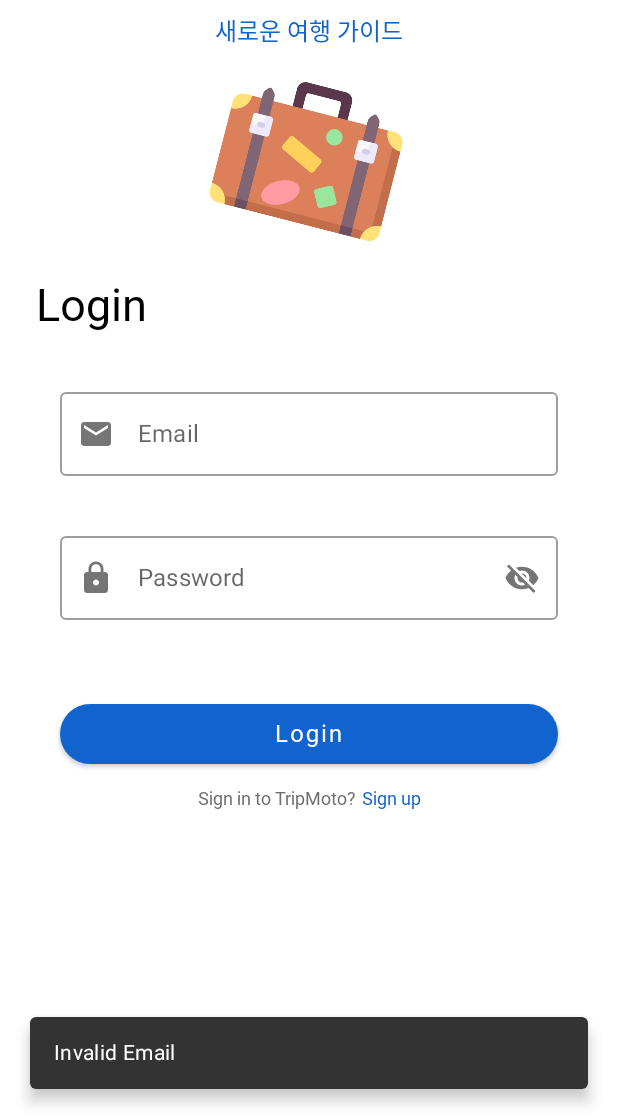
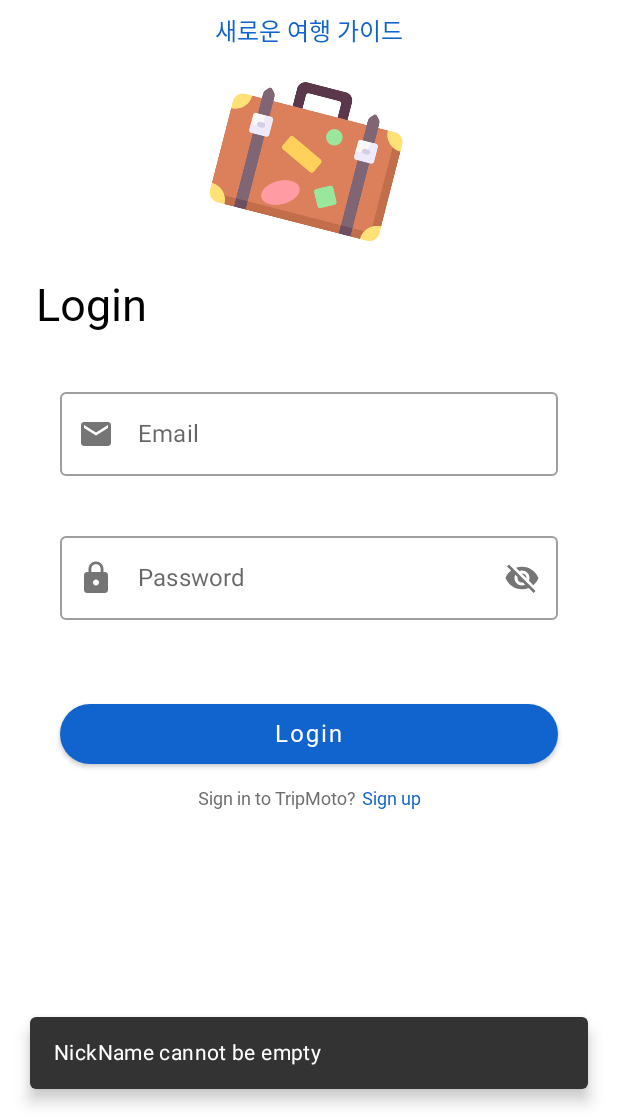
Before and after one commit to insu1213/TripMoto_Compose, an Android app built with Jetpack Compose: the LoginScreen screen opened through its navigation route, on a phone screen of 412 x 824 dp, the part 117-1236 px from its top. Run offline under Robolectric (Android 15) with nearby library versions, the phone set to English and light mode, and no system bars; our stand-ins replace Compose Multiplatform resources, Dagger/Hilt's generated code, Firebase (no records; nobody signed in at launch, a user with empty details on screens opened directly); Roboto replaces fonts that are not available here; 3 statements that could not run were skipped.

Commit message:
feat: update login session

```diff
--- a/app/src/main/java/com/insu/tripmoto_compose/common/snackbar/SnackbarMessage.kt
+++ b/app/src/main/java/com/insu/tripmoto_compose/common/snackbar/SnackbarMessage.kt
@@ -19,7 +19,7 @@ sealed class SnackbarMessage {
         fun Throwable.toSnackbarMessage(): SnackbarMessage {
             val message = this.message.orEmpty()
             return if (message.isNotBlank()) StringSnackbar(message)
-            else StringSnackbar("에러가 발생하였습니다. 로그를 확인하세요.")
+            else StringSnackbar("에러가 발생하였습니다. $message")
         }
     }
 }
--- a/app/src/main/java/com/insu/tripmoto_compose/model/UserInfo.kt
+++ b/app/src/main/java/com/insu/tripmoto_compose/model/UserInfo.kt
@@ -1,6 +1,9 @@
 package com.insu.tripmoto_compose.model
 
+import com.google.firebase.firestore.DocumentId
+
 data class UserInfo(
+    @DocumentId val id: String = "",
     val nickName: String = "",
     val email: String = "",
 )
--- a/app/src/main/java/com/insu/tripmoto_compose/model/service/AccountService.kt
+++ b/app/src/main/java/com/insu/tripmoto_compose/model/service/AccountService.kt
@@ -12,7 +12,7 @@ interface AccountService {
     suspend fun authenticate(email: String, password: String)
     suspend fun sendRecoveryEmail(email: String)
     //suspend fun createAnonymousAccount()
-    suspend fun linkAccount(email: String, password: String)
+    suspend fun linkAccount(email: String, password: String, onSuccess: () -> Unit)
     suspend fun deleteAccount()
     suspend fun signOut()
 }
--- a/app/src/main/java/com/insu/tripmoto_compose/model/service/impl/AccountServiceImpl.kt
+++ b/app/src/main/java/com/insu/tripmoto_compose/model/service/impl/AccountServiceImpl.kt
@@ -43,10 +43,12 @@ class AccountServiceImpl @Inject constructor(private val auth: FirebaseAuth
 //        auth.signInAnonymously().await()
 //    }
 
-    override suspend fun linkAccount(email: String, password: String): Unit =
+    override suspend fun linkAccount(email: String, password: String, onSuccess: () -> Unit): Unit =
         trace(LINK_ACCOUNT_TRACE) {
-            val credential = EmailAuthProvider.getCredential(email, password)
-            auth.currentUser!!.linkWithCredential(credential).await()
+            //val credential = EmailAuthProvider.getCredential(email, password)
+            auth.createUserWithEmailAndPassword(email, password).await()
+
+            //auth.currentUser!!.linkWithCredential(credential).await()
         }
 
     override suspend fun deleteAccount() {
--- a/app/src/main/java/com/insu/tripmoto_compose/screen/sign_up/SignUpScreen.kt
+++ b/app/src/main/java/com/insu/tripmoto_compose/screen/sign_up/SignUpScreen.kt
@@ -59,7 +59,7 @@ fun SignUpScreen(
             maxLength = 10,
             text = AppText.nick_name,
             value = uiState.nickName,
-            onNewValue = viewModel::onEmailChange
+            onNewValue = viewModel::onNickNameChange
         )
 
         EmailField(
--- a/app/src/main/res/values/strings.xml
+++ b/app/src/main/res/values/strings.xml
@@ -24,6 +24,7 @@
     <string name="repeat_password">Repeat password</string>
     <string name="create_account">Create account</string>
     <string name="register">Register</string>
+    <string name="nickname_error">NickName cannot be empty</string>
 
     <!--Title-->
     <string name="trip_moto">TripMoto</string>
```
Also changed, not shown: app/src/main/java/com/insu/tripmoto_compose/screen/sign_up/SignUpViewModel.kt (+12 -1 lines).
